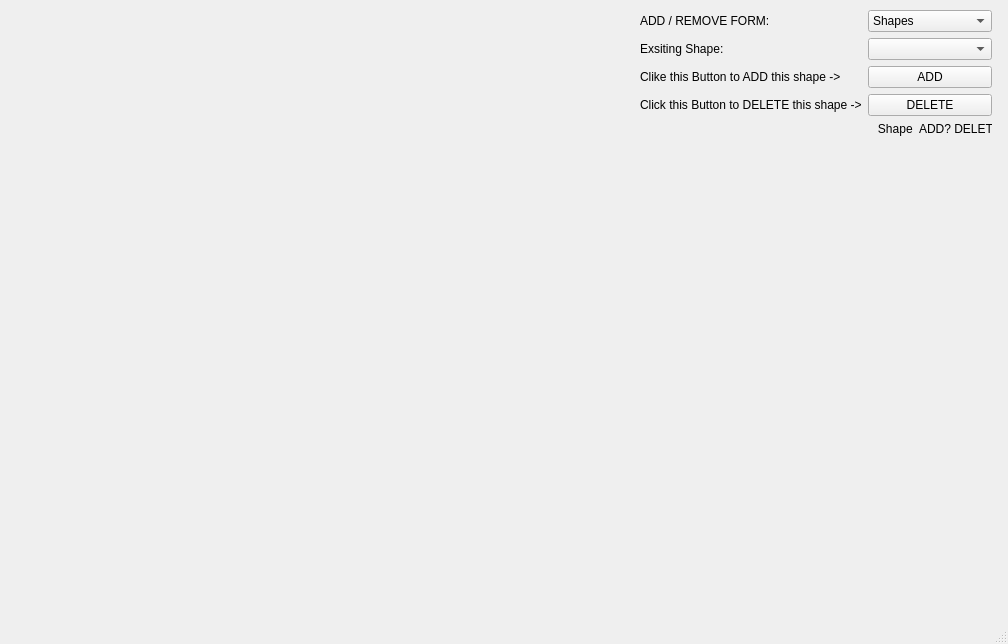
First picture: the form in shapewindow.ui, repository Venkat-777/QT-Proj, before the edit.
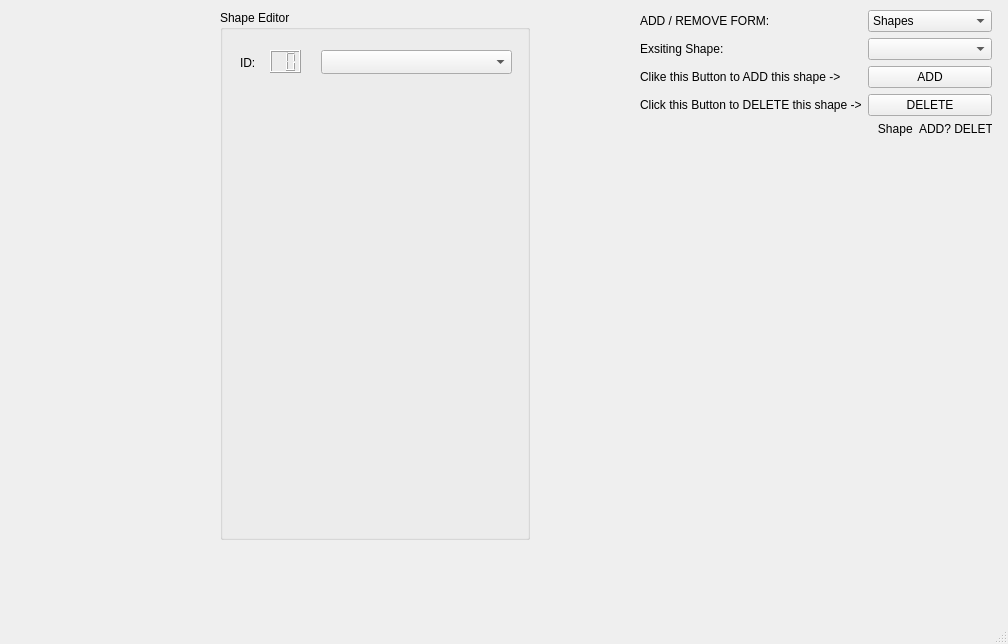
Second picture: the form after the edit.

Commit message: ShapeWindow user interface

Patch:
```diff
--- a/shapewindow.ui
+++ b/shapewindow.ui
@@ -131,6 +131,76 @@
      </item>
     </layout>
    </widget>
+   <widget class="QGroupBox" name="shapeEditor">
+    <property name="geometry">
+     <rect>
+      <x>220</x>
+      <y>10</y>
+      <width>310</width>
+      <height>530</height>
+     </rect>
+    </property>
+    <property name="title">
+     <string>Shape Editor</string>
+    </property>
+    <widget class="QLabel" name="label">
+     <property name="geometry">
+      <rect>
+       <x>20</x>
+       <y>45</y>
+       <width>21</width>
+       <height>16</height>
+      </rect>
+     </property>
+     <property name="text">
+      <string>ID:</string>
+     </property>
+    </widget>
+    <widget class="QComboBox" name="shapeComboBox">
+     <property name="geometry">
+      <rect>
+       <x>101</x>
+       <y>40</y>
+       <width>191</width>
+       <height>24</height>
+      </rect>
+     </property>
+    </widget>
+    <widget class="QLCDNumber" name="idLCD">
+     <property name="geometry">
+      <rect>
+       <x>50</x>
+       <y>40</y>
+       <width>31</width>
+       <height>23</height>
+      </rect>
+     </property>
+     <property name="digitCount">
+      <number>2</number>
+     </property>
+    </widget>
+    <widget class="QWidget" name="formLayoutWidget_2">
+     <property name="geometry">
+      <rect>
+       <x>20</x>
+       <y>80</y>
+       <width>271</width>
+       <height>421</height>
+      </rect>
+     </property>
+     <layout class="QFormLayout" name="shapeForm"/>
+    </widget>
+   </widget>
+   <widget class="QWidget" name="pWidget" native="true">
+    <property name="geometry">
+     <rect>
+      <x>10</x>
+      <y>10</y>
+      <width>120</width>
+      <height>80</height>
+     </rect>
+    </property>
+   </widget>
   </widget>
   <widget class="QMenuBar" name="menubar">
    <property name="geometry">
```
